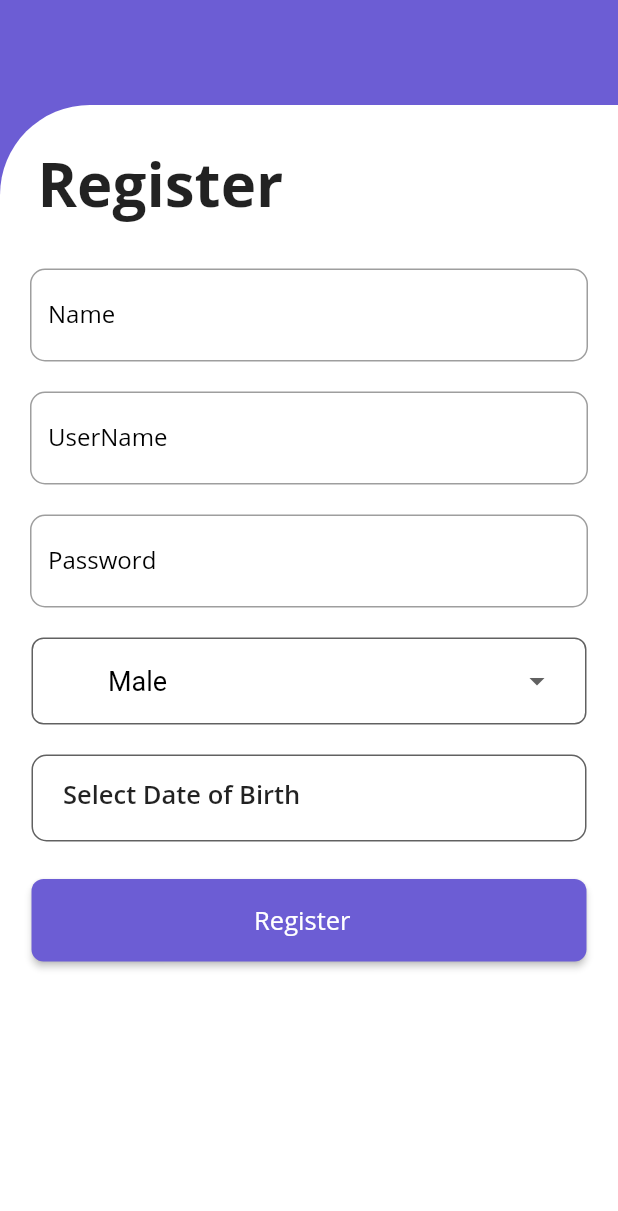
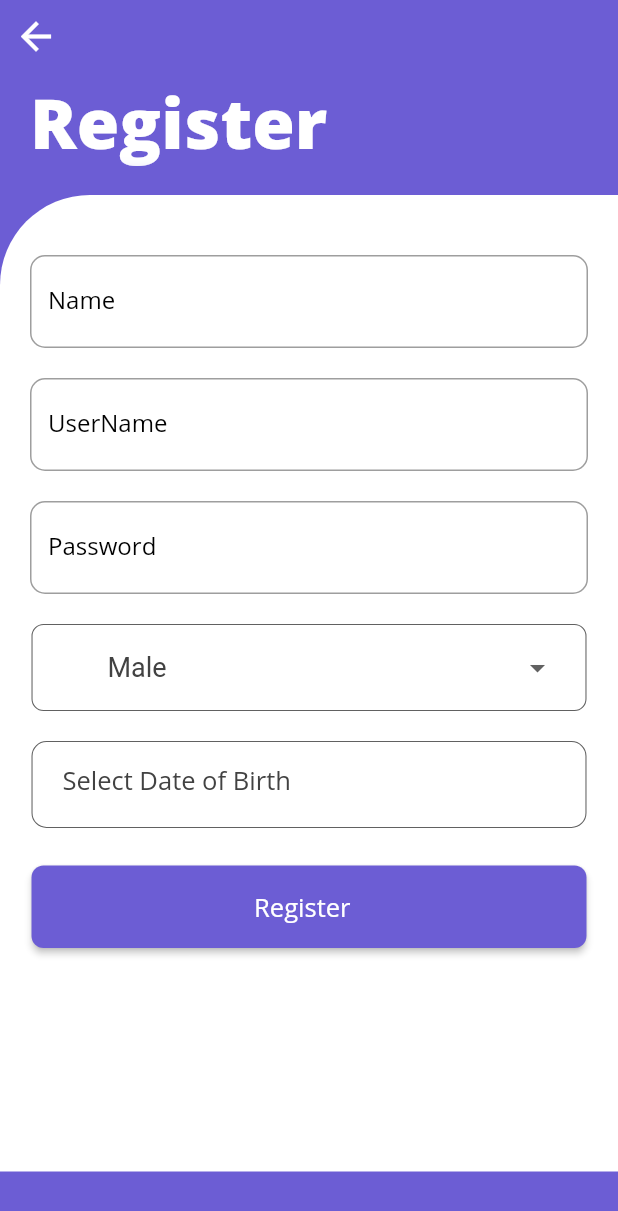
Before and after one commit to sudhanshrestha/my_health, a Flutter app: the Register screen opened by its route, on a phone screen of 412 x 824 dp. Shown: the top 1211 px of the screen. Run offline on Flutter 3.47's test engine with Material 2 defaults, Android fonts, the light colour scheme and no system bars.

Commit message:
Register page fix

```diff
--- a/lib/pages/login.dart
+++ b/lib/pages/login.dart
@@ -103,7 +103,6 @@ class _LoginState extends State<Login> {
                                     recognizer: TapGestureRecognizer()
                                       ..onTap = () {
                                       Navigator.pushNamed(context, Register.id);
-
                                       },
                                   ),
                                 ],
--- a/lib/pages/register.dart
+++ b/lib/pages/register.dart
@@ -39,20 +39,41 @@ class _RegisterState extends State<Register> {
   @override
   Widget build(BuildContext context) {
     return Scaffold(
+      resizeToAvoidBottomInset: true,
       backgroundColor: mainColor,
-      body: SafeArea(
-        child: SingleChildScrollView(
+      body: SingleChildScrollView(
+        child: SafeArea(
           child: Column(
+            mainAxisAlignment: MainAxisAlignment.start,
             crossAxisAlignment: CrossAxisAlignment.start,
-            mainAxisAlignment: MainAxisAlignment.start,
             children: [
-              Container(
-                height: 70.0,
-                width: double.infinity,
-                // TODO: Need to create a background image and add if possible.
+              Stack(
+                children: [
+                  Container(
+                    height: 130,
+                    width: double.infinity,
+                    child: Padding(
+                      padding: const EdgeInsets.only(left: 20.0, top: 50.0),
+                      child: Text(
+                        "Register",
+                        style: TextStyle(
+                            color: Colors.white,
+                            fontSize: 46.0,
+                            fontWeight: FontWeight.w900),
+                      ),
+                    ),
+                  ),
+                  IconButton(
+                      icon: Icon(Icons.arrow_back,color: Colors.white,),
+                      iconSize: 30.0,
+                      onPressed: (){
+                        Navigator.pop(context);
+                      }
+                  ),
+                ],
               ),
               Container(
-                height: MediaQuery.of(context).size.height * 0.95,
+                height: MediaQuery.of(context).size.height * 0.79,
                 width: double.infinity,
                 decoration: BoxDecoration(
                   color: Colors.white,
@@ -73,15 +94,6 @@ class _RegisterState extends State<Register> {
                     mainAxisAlignment: MainAxisAlignment.start,
                     crossAxisAlignment: CrossAxisAlignment.start,
                     children: [
-                      /*Login Title Label*/
-                      Padding(
-                        padding: const EdgeInsets.only(left: 15.0, top: 15.0),
-                        child: Text(
-                          "Register",
-                          style: TextStyle(
-                              fontSize: 40.0, fontWeight: FontWeight.bold),
-                        ),
-                      ),
                       SizedBox(
                         height: 30.0,
                       ),
@@ -105,13 +117,13 @@ class _RegisterState extends State<Register> {
                           decoration: BoxDecoration(
                               borderRadius: BorderRadius.circular(8.0),
                               color: Colors.white,
-                              border: Border.all(width: 1.0,
+                              border: Border.all(width: 0.7,
                                 color: Colors.grey[700],)),
                           child: DropdownButtonHideUnderline(
                             child: DropdownButton(
                                 style: TextStyle(
                                   fontSize: 18.0,
-                                  color: Colors.black,
+                                  color: Colors.grey[800],
                                 ),
                                 hint: Text("Select Gender"),
                                 value: _selectedItem,
@@ -181,7 +193,7 @@ class _DOBPickerState extends State<DOBPicker> {
           height: 58.0,
           decoration: BoxDecoration(
               border: Border.all(
-                width: 1.0,
+                width: 0.7,
                 color: Colors.grey[700],
               ),
               borderRadius:
@@ -201,7 +213,7 @@ class _DOBPickerState extends State<DOBPicker> {
                         : "Date of Birth: ${dateTime.year}-${dateTime.month}-${dateTime.day}",
                     style: TextStyle(
                         fontSize: 17.0,
-                        fontWeight: FontWeight.w600),
+                        color: Colors.grey[800]),
                   ),
                 ),
                 SizedBox(
```
